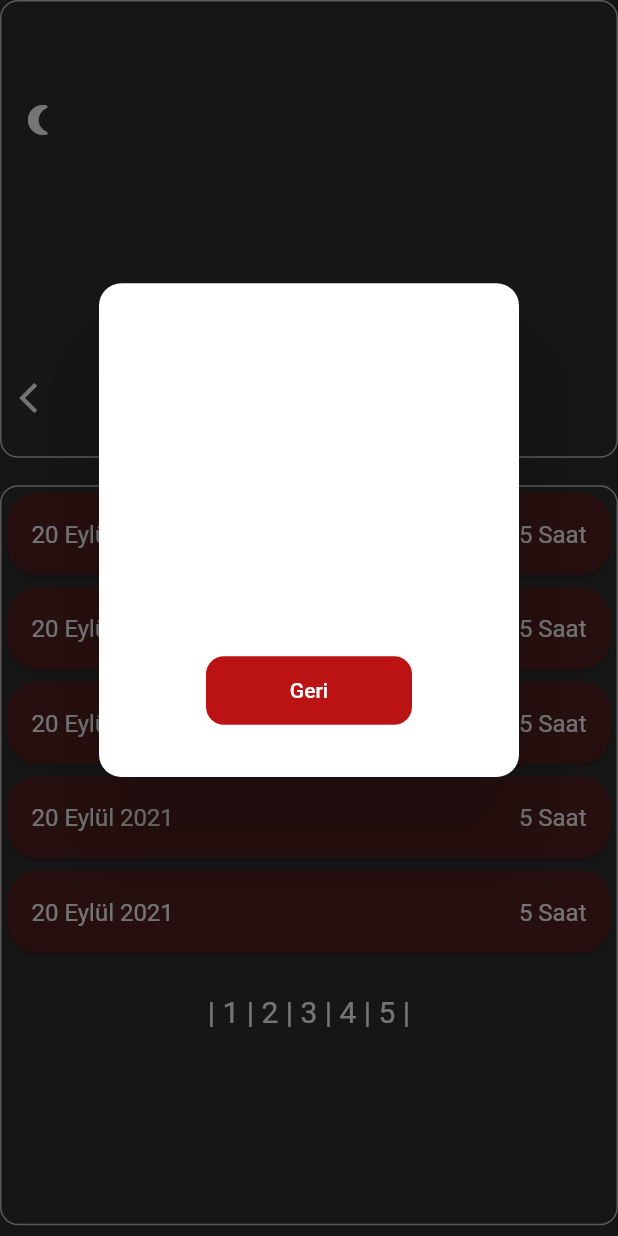
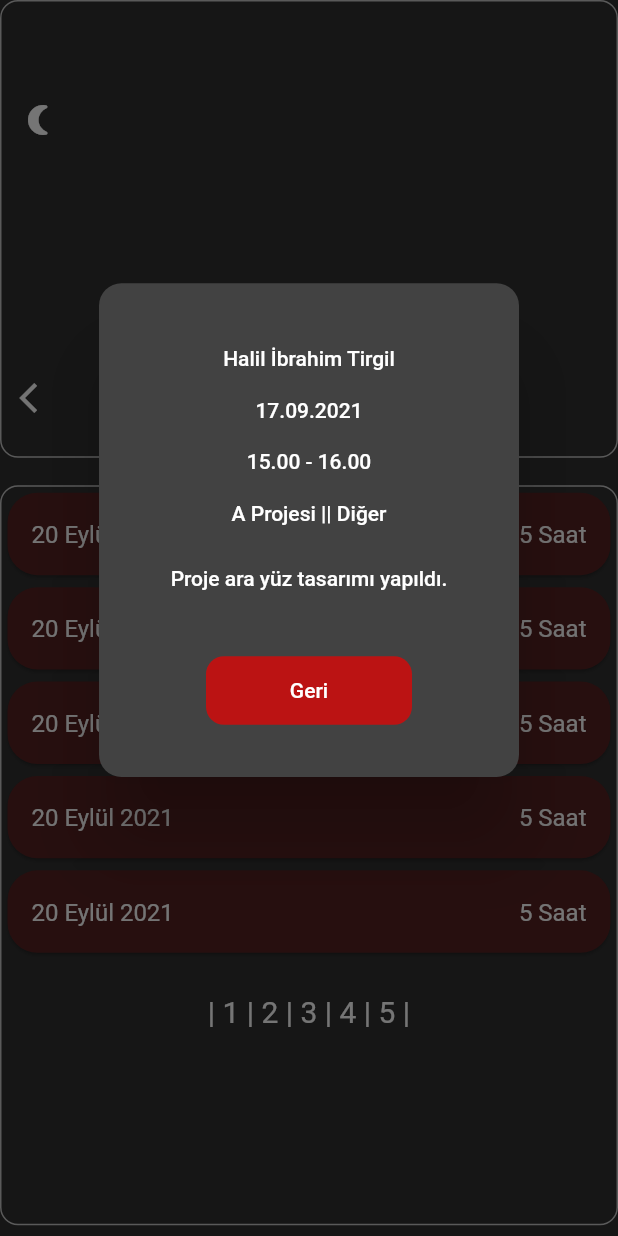
Before and after one commit to haliltirgil/daily_task_app, a Flutter app: the ShowTaskScreen screen opened directly, after a tap on the "wb sunny" icon, after a tap on "20 Eylül 2021", on a phone screen of 412 x 824 dp. Run offline on Flutter 3.47's test engine with Material 2 defaults, Android fonts, the phone set to English and light mode, and no system bars; our stand-ins replace shared_preferences, table_calendar; accounts and stored records are empty; network calls fail; Roboto replaces fonts that are missing (Rubik).

Commit message:
Edit visual bug

```diff
--- a/lib/screens/show_task_screen.dart
+++ b/lib/screens/show_task_screen.dart
@@ -92,7 +92,6 @@ class _ShowTaskScreenState extends State<ShowTaskScreen> {
           child: Column(
             children: [
               SimpleDialog(
-                backgroundColor: AppColors.whiteColor,
                 shape: RoundedRectangleBorder(
                     borderRadius: BorderRadius.circular(15)),
                 title: Column(
```
